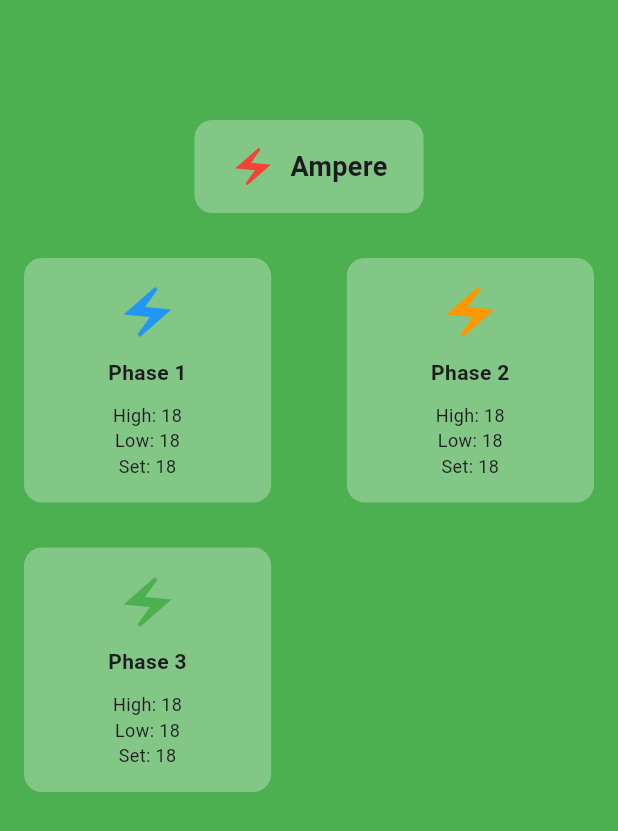
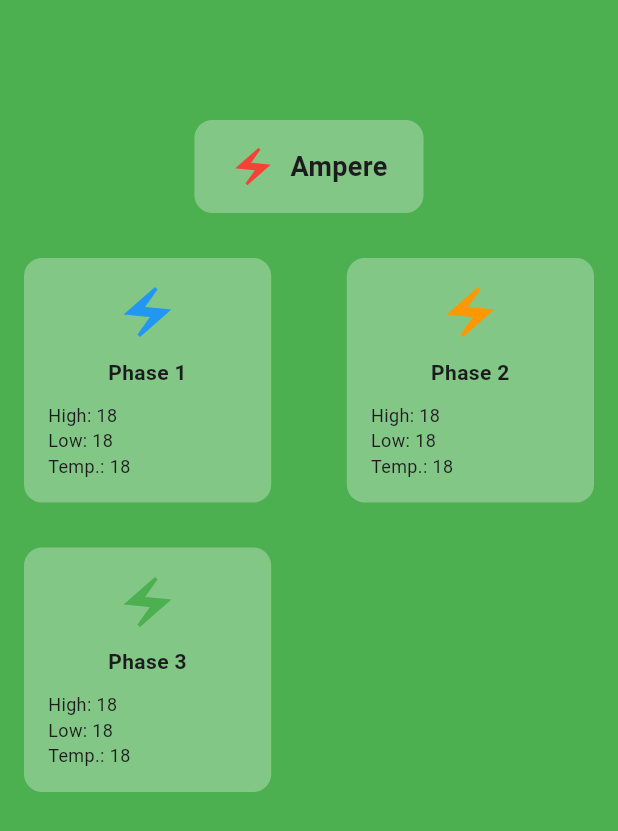
Before and after one commit to BITA-IOT/Alert_Master_3, a Flutter app: the screen it shows after launch, after a tap on "CURRENT", on a phone screen of 412 x 824 dp. Shown: the top 831 px of the screen. Run offline on Flutter 3.47's test engine with Material 3 defaults, Android fonts, the phone set to English and light mode, and no system bars; our stand-ins replace cloud_firestore, firebase_auth, firebase_core, get, permission_handler, shared_preferences; missing offline and left inert: mobile_scanner, mqtt_client, wifi_iot; accounts and stored records are empty.

```diff
--- a/lib/controller/mqtt_controller/mqtt_controller.dart
+++ b/lib/controller/mqtt_controller/mqtt_controller.dart
@@ -54,7 +54,7 @@ class MqttController extends GetxController {
 
   var correctPassword = "1234567".obs;
   var isPasswordCorrect = false.obs;
-  var currentCardIndex = 0.obs; // Observable variable for card visibility
+  var currentCardIndex = 0.obs;
   var isOilTemperatureOn = false.obs;
   MqttServerClient? client;
 
--- a/lib/views/dashboard/custom_widget/info_card2.dart
+++ b/lib/views/dashboard/custom_widget/info_card2.dart
@@ -1,4 +1,3 @@
-import 'dart:developer';
 import 'package:app/controller/mqtt_controller/mqtt_controller.dart';
 import 'package:flutter/material.dart';
 import 'package:get/get.dart';
@@ -26,8 +25,6 @@ class InfoCard2 extends StatelessWidget {
       double? low = double.tryParse(lowValue.toString());
 
       if (set != null && low != null) {
-        log(set.toString());
-        log(low.toString());
         if (set <= low) {
           borderColor = Colors.red;
         } else if (set <= low + 10) {
@@ -44,7 +41,8 @@ class InfoCard2 extends StatelessWidget {
           _showDialog(context, title, controller);
         },
         child: Container(
-          padding: const EdgeInsets.all(22),
+          height: Get.height * 0.13,
+          width: Get.width * 0.43,
           decoration: BoxDecoration(
             color: Colors.white,
             borderRadius: BorderRadius.circular(12),
@@ -53,17 +51,22 @@ class InfoCard2 extends StatelessWidget {
               width: 4,
             ),
           ),
-          width: MediaQuery.of(context).size.width * 0.43,
           child: Row(
-            mainAxisAlignment: MainAxisAlignment.spaceEvenly,
             children: [
+              const SizedBox(
+                width: 10,
+              ),
               Image.asset(
                 image,
                 width: 40,
                 height: 40,
                 color: color,
               ),
-              Column(
+              Padding(
+                padding: const EdgeInsets.all(8.0),
+                child: Column(
+                  mainAxisAlignment: MainAxisAlignment.center,
+                  crossAxisAlignment: CrossAxisAlignment.start,
                   children: [
                     Text(
                       title,
@@ -77,9 +80,10 @@ class InfoCard2 extends StatelessWidget {
                     Text(
                       '$setValue PSI',
                       textAlign: TextAlign.center,
-                    style: const TextStyle(fontSize: 12, color: Colors.black),
+                      style: const TextStyle(fontSize: 15, color: Colors.black),
                     ),
                   ],
+                ),
               ),
             ],
           ),
--- a/lib/views/dashboard/custom_widget/info_card3.dart
+++ b/lib/views/dashboard/custom_widget/info_card3.dart
@@ -35,21 +35,15 @@ class _InfoCard3State extends State<InfoCard3> {
       double? high = double.tryParse(highValue.toString());
 
       if (set != null && high != null) {
-        // Red border: Set value is greater than or equal to the high value
         if (set >= high) {
           borderColor = Colors.red;
-        }
-        // Orange border: Set value is within a certain range below the high value
-        else if (set >= high - 10) {
+        } else if (set >= high - 10) {
           borderColor = Colors.orange;
-        }
-        // Green border: Set value is significantly lower than the high value
-        else {
+        } else {
           borderColor = Colors.green;
         }
       } else {
-        borderColor =
-            Colors.grey; // Default color for invalid or missing set value
+        borderColor = Colors.grey;
       }
 
       return GestureDetector(
@@ -57,7 +51,8 @@ class _InfoCard3State extends State<InfoCard3> {
           _showDialog(context, widget.title, _mqttController);
         },
         child: Container(
-          padding: const EdgeInsets.all(22),
+          height: Get.height * 0.13,
+          width: Get.width * 0.43,
           decoration: BoxDecoration(
             color: Colors.white,
             borderRadius: BorderRadius.circular(12),
@@ -66,17 +61,22 @@ class _InfoCard3State extends State<InfoCard3> {
               width: 4,
             ),
           ),
-          width: MediaQuery.of(context).size.width * 0.43,
           child: Row(
-            mainAxisAlignment: MainAxisAlignment.spaceEvenly,
             children: [
+              const SizedBox(
+                width: 10,
+              ),
               Image.asset(
                 widget.image,
                 width: 40,
                 height: 40,
                 color: widget.color,
               ),
-              Column(
+              Padding(
+                padding: const EdgeInsets.all(8.0),
+                child: Column(
+                  mainAxisAlignment: MainAxisAlignment.center,
+                  crossAxisAlignment: CrossAxisAlignment.start,
                   children: [
                     Text(
                       widget.title,
@@ -90,9 +90,10 @@ class _InfoCard3State extends State<InfoCard3> {
                     Text(
                       '$setValue PSI', // Display the set value
                       textAlign: TextAlign.center,
-                    style: const TextStyle(fontSize: 12, color: Colors.black),
+                      style: const TextStyle(fontSize: 15, color: Colors.black),
                     ),
                   ],
+                ),
               ),
             ],
           ),
@@ -101,20 +102,16 @@ class _InfoCard3State extends State<InfoCard3> {
     });
   }
 
-  // Dialog to display and edit values
   void _showDialog(
       BuildContext context, String title, MqttController controller) {
-    // Retrieve initial values
     final highValue = controller.psig2setlow.value;
     final lowValue = controller.psig2sethigh.value;
     final setValue = controller.psig2.value;
 
-    // Text controllers for editing
     final highController = TextEditingController(text: highValue.toString());
     final lowController = TextEditingController(text: lowValue.toString());
     final setController = TextEditingController(text: setValue.toString());
 
-    // Track edit mode state
     bool isEditable = false;
 
     showDialog(
--- a/lib/views/dashboard/dashboard_view.dart
+++ b/lib/views/dashboard/dashboard_view.dart
@@ -1,3 +1,5 @@
+import 'dart:developer';
+
 import 'package:app/controller/mqtt_controller/mqtt_controller.dart';
 import 'package:app/views/dashboard/custom_widget/info_card2.dart';
 import 'package:app/views/dashboard/custom_widget/info_card3.dart';
@@ -9,17 +11,16 @@ import 'package:flutter/material.dart';
 import 'package:get/get.dart';
 
 class Dashboard extends StatefulWidget {
-  Dashboard({super.key});
+  const Dashboard({super.key});
 
   @override
   State<Dashboard> createState() => _DashboardState();
 }
 
 class _DashboardState extends State<Dashboard> {
+  final MqttController _mqttController = Get.put(MqttController());
   @override
   Widget build(BuildContext context) {
-    final MqttController _mqttController = Get.put(MqttController());
-
     TextEditingController passwordController = TextEditingController();
 
     return Obx(() {
@@ -51,10 +52,10 @@ class _DashboardState extends State<Dashboard> {
                     mainAxisAlignment: MainAxisAlignment.start,
                     crossAxisAlignment: CrossAxisAlignment.start,
                     children: [
-                      SizedBox(
+                      const SizedBox(
                         height: 40,
                       ),
-                      Center(
+                      const Center(
                         child: Text(
                           "ALERT MASTER 3",
                           style: TextStyle(
@@ -63,7 +64,7 @@ class _DashboardState extends State<Dashboard> {
                               fontWeight: FontWeight.bold),
                         ),
                       ),
-                      SizedBox(
+                      const SizedBox(
                         height: 20,
                       ),
                       Center(
@@ -78,7 +79,7 @@ class _DashboardState extends State<Dashboard> {
                               child: RichText(
                                 text: TextSpan(
                                   text: 'COMPRESSOR STATUS: ',
-                                  style: TextStyle(
+                                  style: const TextStyle(
                                       fontSize: 18,
                                       fontWeight: FontWeight.bold,
                                       color: Colors.black
@@ -207,11 +208,11 @@ class _DashboardState extends State<Dashboard> {
                                   context: context,
                                   builder: (context) {
                                     return AlertDialog(
-                                      title: Text('Enter Password'),
+                                      title: const Text('Enter Password'),
                                       content: TextField(
                                         controller: passwordController,
                                         obscureText: true,
-                                        decoration: InputDecoration(
+                                        decoration: const InputDecoration(
                                             hintText: "Password"),
                                       ),
                                       actions: [
@@ -219,7 +220,7 @@ class _DashboardState extends State<Dashboard> {
                                           onPressed: () {
                                             Navigator.of(context).pop();
                                           },
-                                          child: Text('Cancel'),
+                                          child: const Text('Cancel'),
                                         ),
                                         TextButton(
                                           onPressed: () {
@@ -231,13 +232,13 @@ class _DashboardState extends State<Dashboard> {
                                             } else {
                                               ScaffoldMessenger.of(context)
                                                   .showSnackBar(
-                                                SnackBar(
+                                                const SnackBar(
                                                     content: Text(
                                                         'Invalid password')),
                                               );
                                             }
                                           },
-                                          child: Text('OK'),
+                                          child: const Text('OK'),
                                         ),
                                       ],
                                     );
@@ -250,11 +251,17 @@ class _DashboardState extends State<Dashboard> {
                               mainAxisAlignment: MainAxisAlignment.spaceBetween,
                               children: [
                                 if (_mqttController.currentCardIndex.value == 1)
-                                  OilPressure(
-                                    // context: context,
-                                    image: 'assets/images/pressure icon.png',
-                                    color: Colors.green,
-                                    title: 'O.P.',
+                                  GestureDetector(
+                                    onLongPress: () {
+                                      _mqttController.currentCardIndex.value =
+                                          0;
+                                    },
+                                    child: OilPressure(
+                                      // context: context,
+                                      image: 'assets/images/pressure icon.png',
+                                      color: Colors.green,
+                                      title: 'O.P.',
+                                    ),
                                   ),
 
                                 // Show second card if currentCardIndex is 2
@@ -267,7 +274,7 @@ class _DashboardState extends State<Dashboard> {
                           }),
                         ],
                       ),
-                      SizedBox(
+                      const SizedBox(
                         height: 10,
                       ),
                     ],
--- a/lib/views/home/amphere_screen.dart
+++ b/lib/views/home/amphere_screen.dart
@@ -163,11 +163,17 @@ class AmpereScreen extends StatelessWidget {
               textAlign: TextAlign.center,
             ),
             const SizedBox(height: 10),
-            Text(
-              'High: $high\nLow: $low\nSet: $set',
-              textAlign: TextAlign.center,
-              style: const TextStyle(fontSize: 12),
-            ),
+            Align(
+              alignment: Alignment.centerLeft,
+              child: Column(
+                crossAxisAlignment: CrossAxisAlignment.start,
+                children: [
+                  Text('High: $high', style: const TextStyle(fontSize: 12)),
+                  Text('Low: $low', style: const TextStyle(fontSize: 12)),
+                  Text('Temp.: $set', style: const TextStyle(fontSize: 12)),
+                ],
+              ),
+            )
           ],
         ),
       ),
@@ -176,14 +182,12 @@ class AmpereScreen extends StatelessWidget {
 
   void _showDialogph1(BuildContext context, String title, String set,
       String low, String high, Function(String, String) onUpdate) {
-    final MqttController _mqttController = Get.find<MqttController>();
-
     final TextEditingController highController =
         TextEditingController(text: high);
     final TextEditingController lowController =
         TextEditingController(text: low);
-    final TextEditingController setController =
-        TextEditingController(text: set);
+    // final TextEditingController setController =
+    //     TextEditingController(text: set);
 
     showDialog(
       context: context,
@@ -193,6 +197,14 @@ class AmpereScreen extends StatelessWidget {
           content: Column(
             mainAxisSize: MainAxisSize.min,
             children: [
+              Text(
+                "TEMPERATURE : $set",
+                style:
+                    const TextStyle(fontSize: 18, fontWeight: FontWeight.bold),
+              ),
+              const SizedBox(
+                height: 10,
+              ),
               TextField(
                 controller: highController,
                 decoration: const InputDecoration(labelText: 'High Level'),
@@ -203,11 +215,11 @@ class AmpereScreen extends StatelessWidget {
                 decoration: const InputDecoration(labelText: 'Low Level'),
                 keyboardType: TextInputType.number,
               ),
-              TextField(
-                controller: setController,
-                decoration: const InputDecoration(labelText: 'Set Level'),
-                keyboardType: TextInputType.number,
-              ),
+              // TextField(
+              //   controller: setController,
+              //   decoration: const InputDecoration(labelText: 'Set Level'),
+              //   keyboardType: TextInputType.number,
+              // ),
             ],
           ),
           actions: [
@@ -232,14 +244,12 @@ class AmpereScreen extends StatelessWidget {
 
   void _showDialogph2(BuildContext context, String title, String set,
       String low, String high, Function(String, String) onUpdate) {
-    final MqttController _mqttController = Get.find<MqttController>();
-
     final TextEditingController highController =
         TextEditingController(text: high);
     final TextEditingController lowController =
         TextEditingController(text: low);
-    final TextEditingController setController =
-        TextEditingController(text: set);
+    // final TextEditingController setController =
+    //     TextEditingController(text: set);
 
     showDialog(
       context: context,
@@ -249,6 +259,14 @@ class AmpereScreen extends StatelessWidget {
           content: Column(
             mainAxisSize: MainAxisSize.min,
             children: [
+              Text(
+                "TEMPERATURE : $set",
+                style:
+                    const TextStyle(fontSize: 18, fontWeight: FontWeight.bold),
+              ),
+              const SizedBox(
+                height: 10,
+              ),
               TextField(
                 controller: highController,
                 decoration: const InputDecoration(labelText: 'High Level'),
@@ -259,11 +277,11 @@ class AmpereScreen extends StatelessWidget {
                 decoration: const InputDecoration(labelText: 'Low Level'),
                 keyboardType: TextInputType.number,
               ),
-              TextField(
-                controller: setController,
-                decoration: const InputDecoration(labelText: 'Set Level'),
-                keyboardType: TextInputType.number,
-              ),
+              // TextField(
+              //   controller: setController,
+              //   decoration: const InputDecoration(labelText: 'Set Level'),
+              //   keyboardType: TextInputType.number,
+              // ),
             ],
           ),
           actions: [
@@ -288,14 +306,12 @@ class AmpereScreen extends StatelessWidget {
 
   void _showDialogph3(BuildContext context, String title, String set,
       String low, String high, Function(String, String) onUpdate) {
-    final MqttController _mqttController = Get.find<MqttController>();
-
     final TextEditingController highController =
         TextEditingController(text: high);
     final TextEditingController lowController =
         TextEditingController(text: low);
-    final TextEditingController setController =
-        TextEditingController(text: set);
+    // final TextEditingController setController =
+    //     TextEditingController(text: set);
 
     showDialog(
       context: context,
@@ -305,6 +321,14 @@ class AmpereScreen extends StatelessWidget {
           content: Column(
             mainAxisSize: MainAxisSize.min,
             children: [
+              Text(
+                "TEMPERATURE : $set",
+                style:
+                    const TextStyle(fontSize: 18, fontWeight: FontWeight.bold),
+              ),
+              const SizedBox(
+                height: 10,
+              ),
               TextField(
                 controller: highController,
                 decoration: const InputDecoration(labelText: 'High Level'),
@@ -315,11 +339,11 @@ class AmpereScreen extends StatelessWidget {
                 decoration: const InputDecoration(labelText: 'Low Level'),
                 keyboardType: TextInputType.number,
               ),
-              TextField(
-                controller: setController,
-                decoration: const InputDecoration(labelText: 'Set Level'),
-                keyboardType: TextInputType.number,
-              ),
+              // TextField(
+              //   controller: setController,
+              //   decoration: const InputDecoration(labelText: 'Set Level'),
+              //   keyboardType: TextInputType.number,
+              // ),
             ],
           ),
           actions: [
--- a/lib/widgets/amphere_cards.dart
+++ b/lib/widgets/amphere_cards.dart
@@ -6,42 +6,33 @@ import 'package:get/get.dart';
 class AverageInfoCard extends StatelessWidget {
   AverageInfoCard({super.key});
   final MqttController _mqttController = Get.find<MqttController>();
-  void onCardTap(BuildContext context) {
-    Navigator.push(
-      context,
-      MaterialPageRoute(builder: (context) => const AmpereScreen()),
-    );
-  }
 
   @override
   Widget build(BuildContext context) {
     return GestureDetector(
-        onTap: () => onCardTap(context), // Handle tap
+        onTap: () {
+          Get.to(() => const AmpereScreen());
+        },
         child: Container(
-          padding: const EdgeInsets.symmetric(vertical: 25),
+          height: Get.height * 0.13,
+          width: Get.width * 0.43,
           decoration: BoxDecoration(
             color: Colors.white,
             borderRadius: BorderRadius.circular(12),
             border: Border.all(color: Colors.grey, width: 4),
           ),
-          width: MediaQuery.of(context).size.width * 0.42,
+          child: Row(
+            children: [
+              const SizedBox(
+                width: 10,
+              ),
+              const Icon(Icons.electric_bolt_sharp,
+                  size: 40, color: Colors.redAccent),
+              Padding(
+                padding: const EdgeInsets.all(8.0),
                 child: Column(
                   mainAxisAlignment: MainAxisAlignment.center,
-            children: [
-              Row(
-                mainAxisAlignment:
-                    MainAxisAlignment.center, // Align horizontally
-                children: [
-                  Column(
-                    mainAxisAlignment: MainAxisAlignment.center,
-                    children: [
-                      Row(
-                        mainAxisAlignment: MainAxisAlignment.center,
-                        children: [
-                          Icon(Icons.electric_bolt_sharp,
-                              size: 40, color: Colors.redAccent),
-                          const SizedBox(width: 10),
-                          Column(
+                  crossAxisAlignment: CrossAxisAlignment.start,
                   children: [
                     const Text(
                       'CURRENT',
@@ -53,36 +44,26 @@ class AverageInfoCard extends StatelessWidget {
                       textAlign: TextAlign.right,
                     ),
                     Obx(() {
-                                final set1 = int.tryParse(_mqttController
-                                        .amp2.value
-                                        .toString()) ??
+                      final set1 =
+                          int.tryParse(_mqttController.amp2.value.toString()) ??
                               0;
-                                final set2 = int.tryParse(_mqttController
-                                        .amp3.value
-                                        .toString()) ??
+                      final set2 =
+                          int.tryParse(_mqttController.amp3.value.toString()) ??
                               0;
 
-                                final set3 = int.tryParse(_mqttController
-                                        .amp1.value
-                                        .toString()) ??
+                      final set3 =
+                          int.tryParse(_mqttController.amp1.value.toString()) ??
                               0;
 
                       final avgSet = (set1 + set2 + set3) ~/ 3;
                       return Text(
                         '$avgSet AMP',
-                                  textAlign: TextAlign.right,
-                                  style: const TextStyle(
-                                      fontSize: 18,
-                                      fontWeight: FontWeight.bold),
+                        style:
+                            const TextStyle(fontSize: 15, color: Colors.black),
                       );
                     }),
                   ],
                 ),
-                        ],
-                      ),
-                    ],
-                  )
-                ],
               ),
             ],
           ),
```
Also changed, not shown: lib/views/dashboard/custom_widget/oil_pressure.dart (+12 -8 lines), 4 other files. Lines whose indentation alone changed are shown as unchanged.
